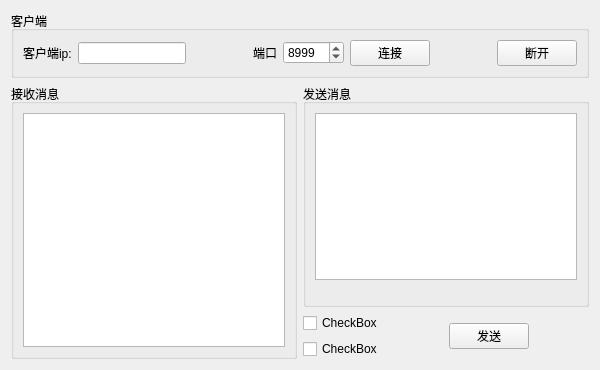
Qt form AP/ui/qt_socketclient.ui (yang11316/Multi_Auth_Desktop) before a commit.
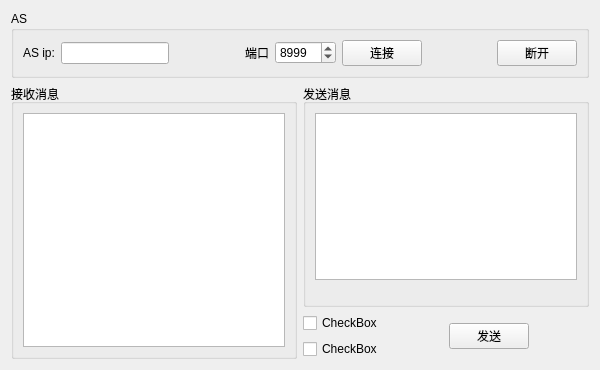
The same form after that commit.

Patch:
```diff
--- a/AP/ui/qt_socketclient.ui
+++ b/AP/ui/qt_socketclient.ui
@@ -29,7 +29,7 @@
    <item row="0" column="0" colspan="2">
     <widget class="QGroupBox" name="groupBox">
      <property name="title">
-      <string>客户端</string>
+      <string>AS</string>
      </property>
      <layout class="QGridLayout" name="gridLayout_2">
       <item row="0" column="0">
@@ -37,7 +37,7 @@
         <item>
          <widget class="QLabel" name="label">
           <property name="text">
-           <string>客户端ip:</string>
+           <string>AS ip:</string>
           </property>
          </widget>
         </item>
```
